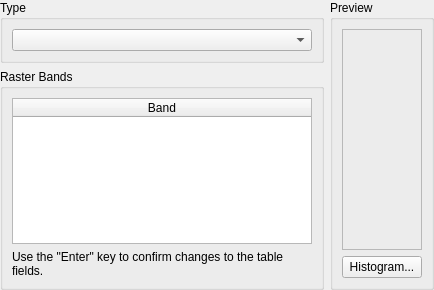
Above: src/terralib/qt/widgets/rp/ui/ContrastWizardPageForm.ui from claudiobogossian/terralib5 before the change. Below: the same form after it.
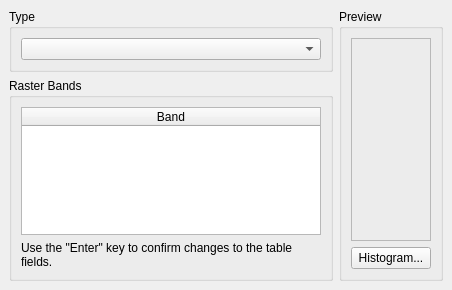
That is the form after the change.

Patch:
```diff
--- a/src/terralib/qt/widgets/rp/ui/ContrastWizardPageForm.ui
+++ b/src/terralib/qt/widgets/rp/ui/ContrastWizardPageForm.ui
@@ -6,7 +6,7 @@
    <rect>
     <x>0</x>
     <y>0</y>
-    <width>425</width>
+    <width>429</width>
     <height>290</height>
    </rect>
   </property>
@@ -15,7 +15,7 @@
   </property>
   <layout class="QGridLayout" name="gridLayout_18">
    <property name="margin">
-    <number>0</number>
+    <number>9</number>
    </property>
    <item row="0" column="0">
     <layout class="QGridLayout" name="gridLayout_17">
```
